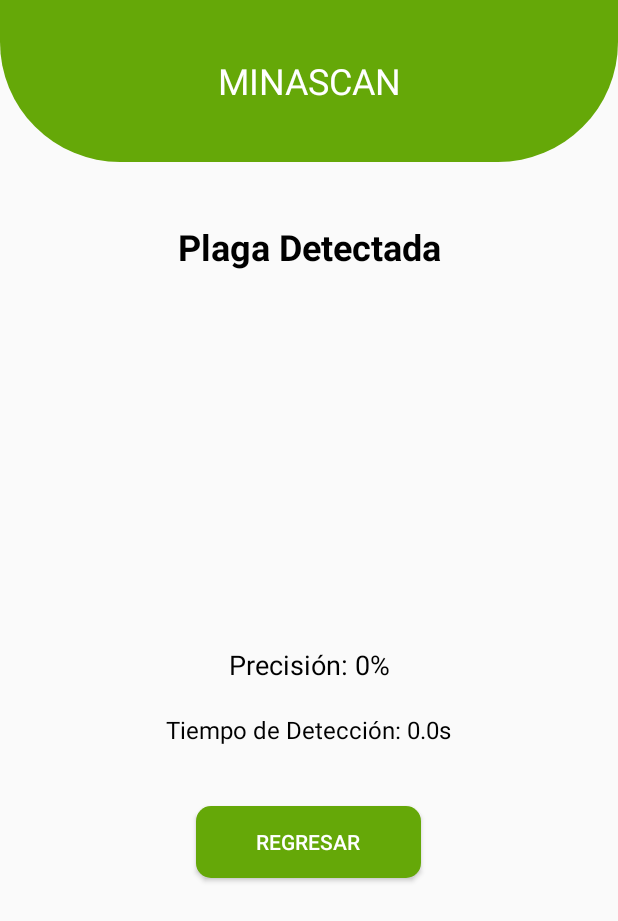
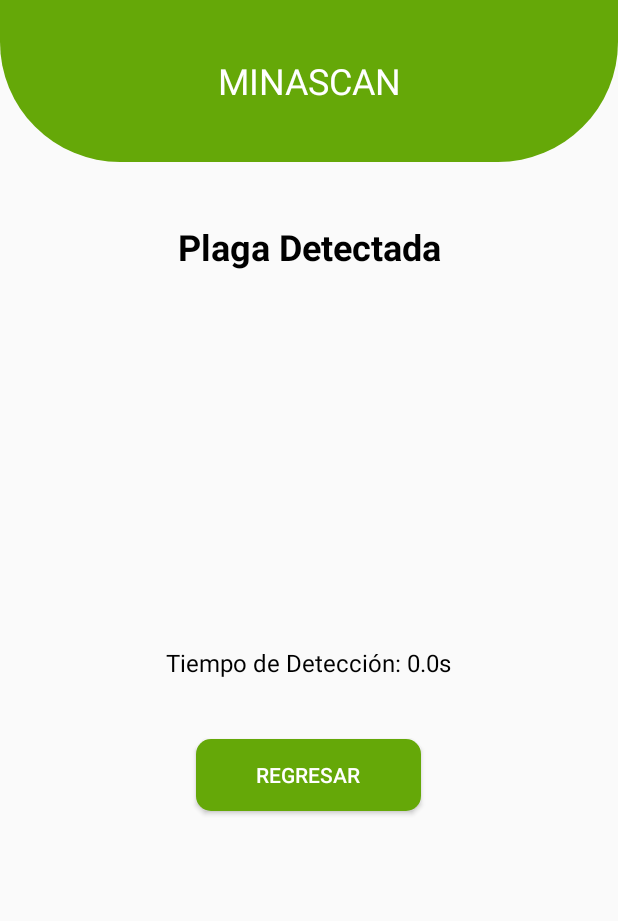
Before and after one commit to Tesis-Grupo-1/frontend, an Android app: the layout activity_detection_2.xml on its own in the app's theme, with its tools: preview values and no code run, on a phone screen of 412 x 824 dp. Shown: the top 921 px of the screen. Run offline under Robolectric (Android 15) with nearby library versions, the phone set to English and light mode, and no system bars.

Commit message:
Cambio Indicadores

```diff
--- /dev/null
+++ b/app/src/main/java/com/example/app_mosca/models/DetectionResponse.kt
@@ -0,0 +1,5 @@
+package com.example.app_mosca.models
+
+data class DetectionResponse(
+    val message: String
+)
--- a/app/src/main/java/com/example/app_mosca/models/PlagaResponse.kt
+++ b/app/src/main/java/com/example/app_mosca/models/PlagaResponse.kt
@@ -1,6 +1,7 @@
 package com.example.app_mosca.models
 
 data class PlagaResponse(
+    val idDetection: Int,
     val prediction_value: Double,
     val plaga: Boolean
 )
--- a/app/src/main/java/com/example/app_mosca/ui/theme/PlagaEncontrada.kt
+++ b/app/src/main/java/com/example/app_mosca/ui/theme/PlagaEncontrada.kt
@@ -22,7 +22,7 @@ class PlagaEncontrada: ComponentActivity() {
         timeTakenTextView.text = "Tiempo de análisis: ${"%.2f".format(processingTime)}s"
 
         val imageView = findViewById<ImageView>(R.id.captured_image)
-        val precisionTextView = findViewById<TextView>(R.id.tvPrecision)
+        //val precisionTextView = findViewById<TextView>(R.id.tvPrecision)
         val regresarButton = findViewById<Button>(R.id.button_regresar)
 
         val imagePath = intent.getStringExtra("imageFilePath")
@@ -35,7 +35,7 @@ class PlagaEncontrada: ComponentActivity() {
         }
 
         // Mostrar la precisión en porcentaje con dos decimales
-        precisionTextView.text = "¡Probable presencia!\nPrecisión: ${"%.2f".format(precision * 100)}%"
+        //precisionTextView.text = "¡Probable presencia!\nPrecisión: ${"%.2f".format(precision * 100)}%"
 
         regresarButton.setOnClickListener {
             val intent = Intent(this, MainActivity::class.java)
--- a/app/src/main/res/layout/activity_detection_2.xml
+++ b/app/src/main/res/layout/activity_detection_2.xml
@@ -35,15 +35,7 @@
         android:scaleType="centerCrop"
         android:contentDescription="Imagen capturada" />
 
-    <TextView
-        android:id="@+id/tvPrecision"
-        android:layout_width="match_parent"
-        android:layout_height="wrap_content"
-        android:text="Precisión: 0%"
-        android:textColor="#000000"
-        android:textSize="18sp"
-        android:gravity="center"
-        android:layout_marginTop="20dp" />
+
 
     <TextView
         android:id="@+id/time_taken"
```
Also changed, not shown: app/src/main/java/com/example/app_mosca/api/apiEndpoints/ApiService.kt (+11 -0 lines), app/src/main/java/com/example/app_mosca/ui/theme/LoadingActivity.kt (+70 -7 lines).
